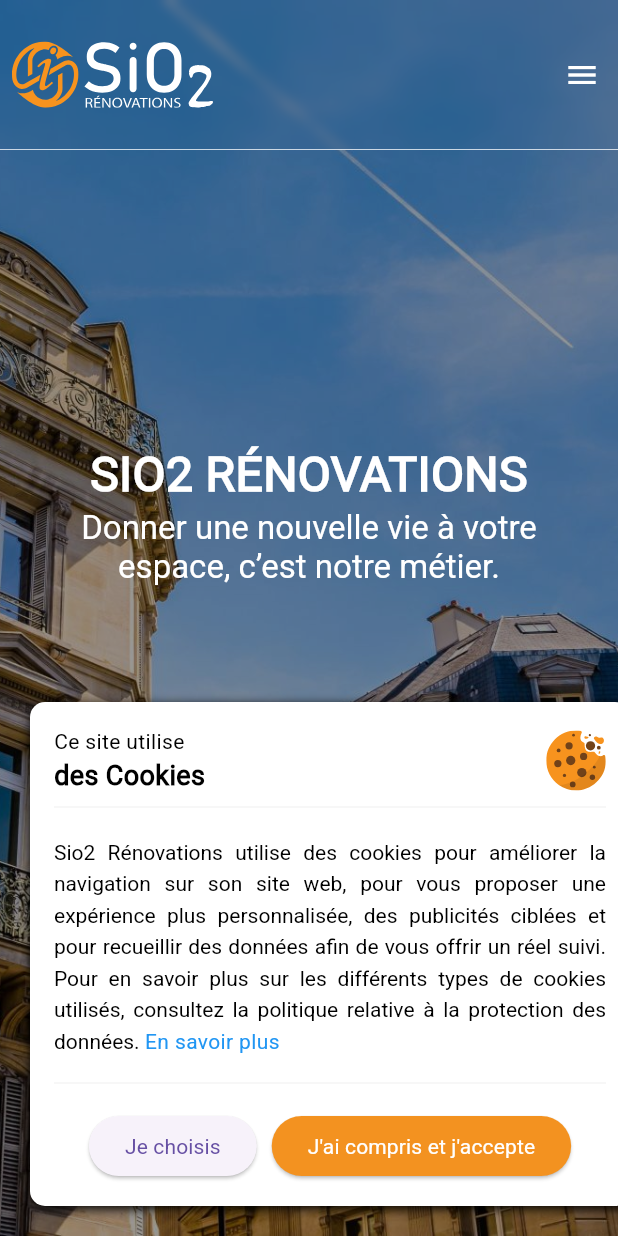
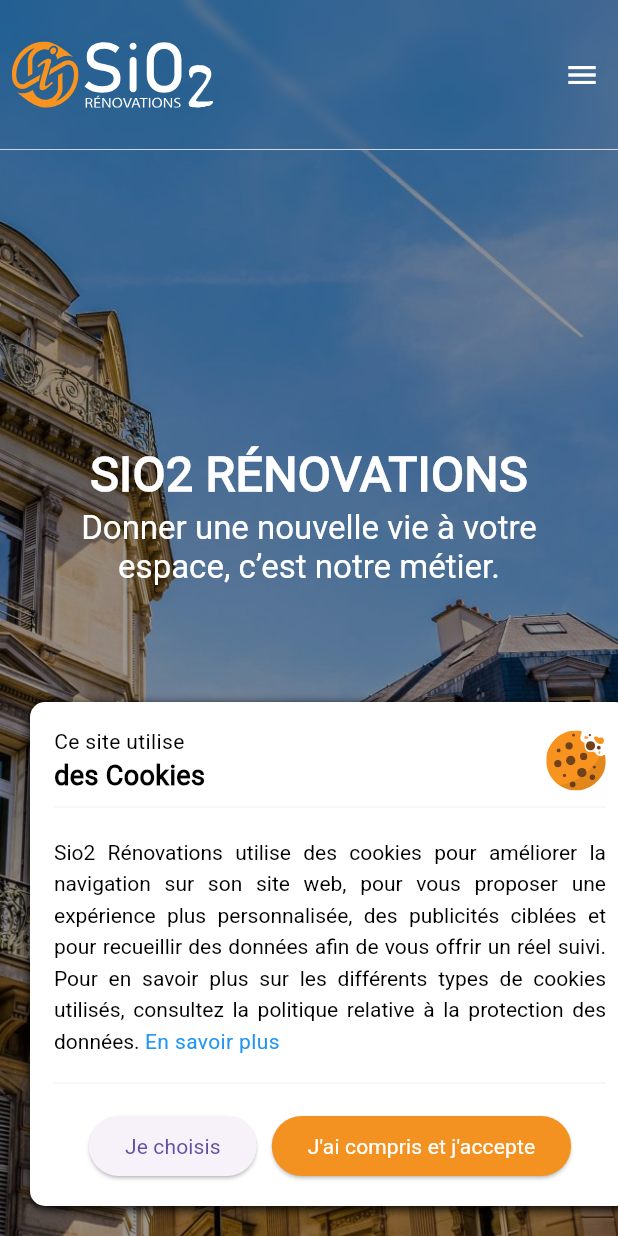
Before and after one commit to andres-angulo-dev/sio2_renovations_frontend, a Flutter app: the screen it shows after launch, on a phone screen of 412 x 824 dp. Run offline on Flutter 3.47's test engine with Material 3 defaults, Android fonts, the phone set to English and light mode, and no system bars; drawn by our look-alikes of animated_text_kit; our stand-ins replace animated_splash_screen, carousel_slider, dropdown_button2, flutter_dotenv, flutter_svg, google_maps_flutter and 5 more; missing offline and left inert: carousel_slider_plus, slider_captcha.

Commit message:
created: image carousel with scale effect and fade transitions

```diff
--- /dev/null
+++ b/lib/components/zoom_fade_image_carousel_component.dart
@@ -0,0 +1,148 @@
+// With progressive zoom effects and smooth fade transitions
+import 'dart:async';
+import 'package:flutter/material.dart';
+
+class ZoomFadeIamgeCarouselComponent extends StatefulWidget {
+  final List<String> imagePaths;
+  final Duration interval; // Duration each image stays before switching
+  final double height;
+
+  const ZoomFadeIamgeCarouselComponent({
+    super.key,
+    required this.imagePaths,
+    this.interval = const Duration(seconds: 6),
+    required this.height,
+  });
+
+  @override
+  ZoomFadeIamgeCarouselComponentState createState() => ZoomFadeIamgeCarouselComponentState();
+}
+
+class ZoomFadeIamgeCarouselComponentState extends State<ZoomFadeIamgeCarouselComponent> with TickerProviderStateMixin {
+  late int _currentIndex;
+  late int _previousIndex;
+  late Timer _timer;
+
+  late AnimationController _fadeController; // Controls fade (transition) animation
+  late Animation<double> _fadeAnimation;
+
+  late AnimationController _currentScaleController;  // Controls scale (zoom) animation
+  late Animation<double> _currentScaleAnimation;
+
+  @override
+  void initState() {
+    super.initState();
+    _currentIndex = 0;
+    _previousIndex = 0;
+
+    // Initialize fade-in animation for image transitions
+    _fadeController = AnimationController(
+      vsync: this,
+      duration: const Duration(milliseconds: 1000),
+    )..forward(); // Another syntax to avoid having to declare _scaleController.forward();
+
+    _fadeAnimation = CurvedAnimation(
+      parent: _fadeController,
+      curve: Curves.easeInOut // Smooth start and end
+    );
+
+    // Initialize zoom (scale) animation for active image
+    _currentScaleController = AnimationController(
+      vsync: this,
+      duration: widget.interval, // Duration image interval
+    );
+
+    _currentScaleAnimation = Tween<double>(
+      begin: 1.0,
+      end: 1.05, // Enlargement
+    ).animate(CurvedAnimation(
+        parent: _currentScaleController,
+        curve: Curves.easeInOut
+      ),
+    );
+
+    // Start scale animation initially
+    _fadeController.forward();
+    _currentScaleController.forward();
+    // Begin timer that cycles images every [interval] seconds
+    _startCycleTimer();
+  }
+
+  void _startCycleTimer() {
+    _timer = Timer.periodic(widget.interval, (_) {
+      setState(() {
+        _previousIndex = _currentIndex; // Hold previous before switching
+        _currentIndex = (_currentIndex + 1) % widget.imagePaths.length; // Loop to next image
+      });
+
+      // Reset and restart both fade and zoom animations
+      _fadeController.reset();
+      _currentScaleController.reset();
+
+      _fadeController.forward();
+      _currentScaleController.forward();
+    });
+  }
+
+  // Cancel the timer and dispose animations to free memory
+  @override
+  void dispose() {
+    _timer.cancel();
+    _fadeController.dispose();
+    _currentScaleController.dispose();
+    super.dispose();
+  }
+
+  Widget _buildImage(String path, {required double scale}) {
+    return ClipRect(
+      child: Transform.scale(
+        scale: scale, // Final value, fixed
+        child: Container(
+          height: widget.height,
+          width: double.infinity,
+          decoration: BoxDecoration(
+            image: DecorationImage(
+              image: AssetImage(path),
+              fit: BoxFit.cover,
+            ),
+          ),
+        ),
+      ),
+    );
+  }
+
+  @override
+  Widget build(BuildContext context) {
+    return Stack(
+      children: [
+        // The previous image remains frozen at its last zoom, the same scale value as 'end' in _currentScaleAnimation.
+        _buildImage(widget.imagePaths[_previousIndex], scale: 1.05),
+
+        // Current image with progressive zoom + fade in
+        ClipRect(
+          child: FadeTransition(
+            opacity: _fadeAnimation,
+            child: AnimatedBuilder(
+              animation: _currentScaleAnimation,
+              builder: (context, child) {
+                return Transform.scale(
+                  scale: _currentScaleAnimation.value,
+                  child: Container(
+                    height: widget.height,
+                    width: double.infinity,
+                    decoration: BoxDecoration(
+                      image: DecorationImage(
+                        image: AssetImage(widget.imagePaths[_currentIndex]),
+                        fit: BoxFit.cover,
+                      ),
+                    ),
+                  ),
+                );
+              },
+            ),
+          ),
+        )
+      ],
+    );
+  }
+}
--- a/lib/screens/landing_screen.dart
+++ b/lib/screens/landing_screen.dart
@@ -1,4 +1,5 @@
 import 'package:flutter/material.dart';
+import '../components/zoom_fade_image_carousel_component.dart';
 import '../components/my_app_bar_component.dart';
 import '../components/drawer_component.dart';
 import '../components/cookies_consent_banner.dart';
@@ -169,19 +170,13 @@
                 // Welcome section
                 Stack(
                   children: [
-                    // Background image with shadow effect.
-                    Positioned.fill(
-                      child: Container(
-                        height: MediaQuery.of(context).size.height,
-                        width: screenWidth,
-                        decoration: BoxDecoration(
-                            image: DecorationImage(
-                              image: AssetImage(GlobalImages.backgroundLanding),
-                              fit: BoxFit.cover, // Cover the entire space
-                            ),
-                          ),
-                        ),
+                    // Image carousel
+                    ZoomFadeIamgeCarouselComponent(
+                      imagePaths: GlobalImages.landingCarouselImages,
+                      height: MediaQuery.of(context).size.height,
                     ),
+
+                    // Shadow effect
                     Positioned.fill(
                       child: Container(
                         height: MediaQuery.of(context).size.height,
--- a/lib/utils/global_others.dart
+++ b/lib/utils/global_others.dart
@@ -13,6 +13,11 @@
   static const String backgroundFeedbackSection = 'assets/images/backgroundFeedbackSection.png';
   static const String backgroundWhyChooseUsSection = 'assets/images/backgroundWhyChooseUs.png';
   static const String backgroundWorkTogetherSection = 'assets/images/AdobeStock_544852100bis.jpg';
+  static const List<String> landingCarouselImages = [
+    GlobalImages.backgroundLanding,
+    GlobalImages.bakcgroundQuote,
+    GlobalImages.backgroundWorkTogetherSection,
+  ];
 
   // Projects screen
   static const String bakcgroundQuote = 'assets/images/iStock-871105006.webp';
```
